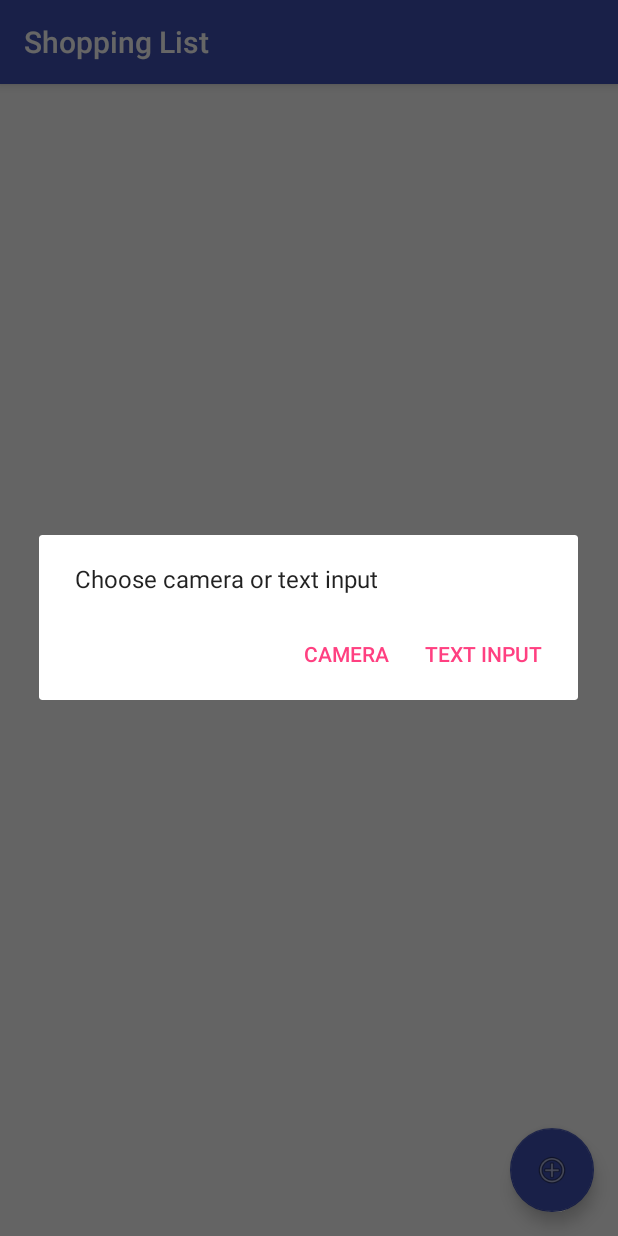
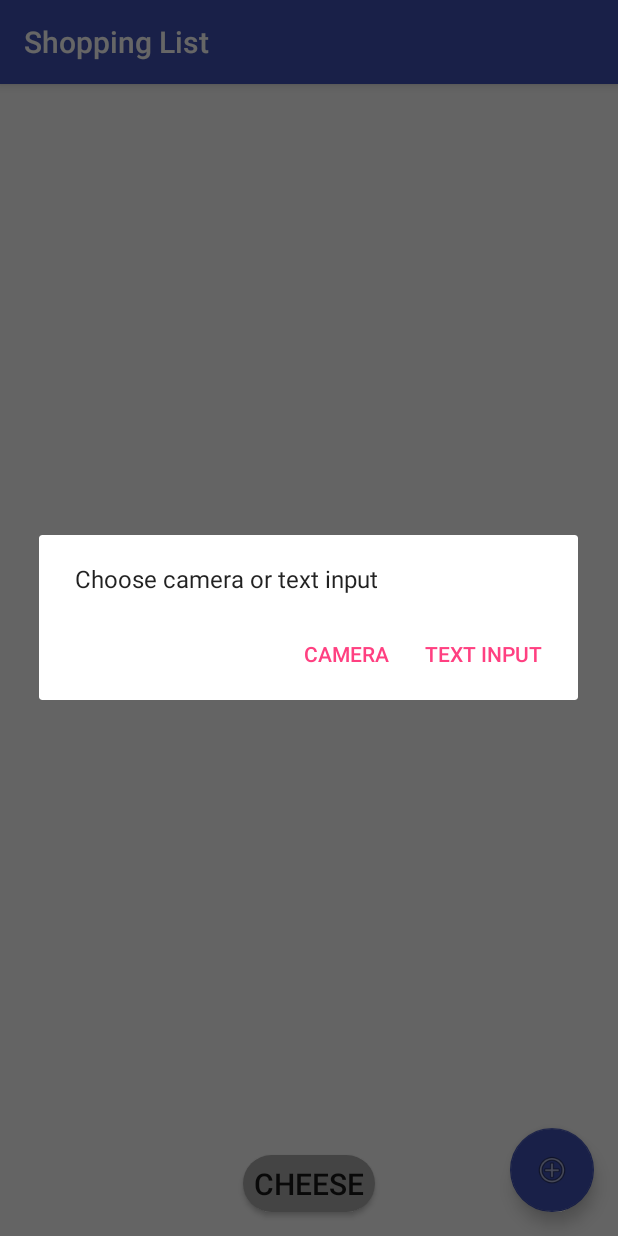
Before and after one commit to DavyShaw/Shopalize, an Android app: the ShoppingList screen opened directly, with no data from a screen before it, after a tap on an icon or button, on a phone screen of 412 x 824 dp. Run offline under Robolectric (Android 15) with nearby library versions, the phone set to English and light mode, and no system bars; libraries missing offline, so code that uses them is left out: com.google.api.client, com.google.api.services.

Commit message:
added some prediction stuff

```diff
--- a/UbiComp/app/build.gradle
+++ b/UbiComp/app/build.gradle
@@ -37,6 +37,7 @@ dependencies {
     compile 'com.google.http-client:google-http-client-gson:1.20.0' exclude module: 'httpclient'
     compile 'com.google.apis:google-api-services-vision:v1-rev2-1.21.0'
 
+    compile 'com.jjoe64:graphview:4.2.1'
 
     compile 'com.google.android.gms:play-services-vision:10.0.0'
 
--- a/UbiComp/app/src/main/AndroidManifest.xml
+++ b/UbiComp/app/src/main/AndroidManifest.xml
@@ -51,7 +51,11 @@
         <meta-data
         android:name="com.google.android.gms.vision.DEPENDENCIES"
         android:value="ocr"/>
-
+        <activity
+            android:name=".StatsActivity"
+            android:label="StatsActivity"
+            android:parentActivityName=".HomeActivity"
+            android:theme="@style/AppTheme.NoActionBar"/>
 
     </application>
 
--- a/UbiComp/app/src/main/java/com/example/jakek/ubicomp/DBHandler.java
+++ b/UbiComp/app/src/main/java/com/example/jakek/ubicomp/DBHandler.java
@@ -9,7 +9,6 @@ import android.content.Context;
 import android.database.Cursor;
 import android.database.sqlite.SQLiteDatabase;
 import android.database.sqlite.SQLiteOpenHelper;
-import android.provider.BaseColumns;
 
 import java.util.ArrayList;
 import java.util.List;
@@ -17,7 +16,7 @@ import java.util.List;
 public class DBHandler extends SQLiteOpenHelper {
 
     // Database Version
-    private static final int DATABASE_VERSION = 4;
+    private static final int DATABASE_VERSION = 6;
     // Database Name
     private static final String DATABASE_NAME = "shopsInfo1";
     // Contacts table name
@@ -237,5 +236,35 @@ public class DBHandler extends SQLiteOpenHelper {
     }
 
     // ---------------------------------------------------------------------------------------------
+    public int spendByMonth(String date) {
+        String selectQuery = "SELECT item_price FROM " + TABLE_SHOPS
+                + " WHERE date LIKE '%" + date + "'";
+        SQLiteDatabase db = this.getWritableDatabase();
+        Cursor cursor = db.rawQuery(selectQuery, null);
+
+        int total = 0;
+        if (cursor.moveToFirst()) {
+            do {
+                total += cursor.getInt(0);
+            } while (cursor.moveToNext());
+        }
+        return total;
+    }
+
+    public ArrayList<String> popularity(){
+        String selectQuery = "SELECT item_name, COUNT(item_name) FROM " + TABLE_SHOPS
+                + " GROUP by item_name ORDER BY COUNT(item_name) DESC";
+        SQLiteDatabase db = this.getWritableDatabase();
+        Cursor cursor = db.rawQuery(selectQuery, null);
+
+        ArrayList<String> values = new ArrayList<>();
+
+        if (cursor.moveToFirst()) {
+            do {
+                values.add(cursor.getString(0));
+            } while (cursor.moveToNext());
+        }
+        return values;
+    }
 
 }
--- a/UbiComp/app/src/main/java/com/example/jakek/ubicomp/HomeActivity.java
+++ b/UbiComp/app/src/main/java/com/example/jakek/ubicomp/HomeActivity.java
@@ -25,6 +25,10 @@ public class HomeActivity extends AppCompatActivity {
                 break;
             case R.id.ShoppingListPicture:
                 startActivity(new Intent(this, ShoppingList.class));
+                break;
+            case R.id.statsPicture:
+                startActivity(new Intent(this, StatsActivity.class));
+
         }
     }
 
--- a/UbiComp/app/src/main/java/com/example/jakek/ubicomp/ReceiptHistory.java
+++ b/UbiComp/app/src/main/java/com/example/jakek/ubicomp/ReceiptHistory.java
@@ -13,6 +13,7 @@ import android.support.annotation.NonNull;
 import android.support.design.widget.FloatingActionButton;
 import android.support.v4.content.FileProvider;
 import android.support.v7.app.AppCompatActivity;
+import android.text.method.ScrollingMovementMethod;
 import android.util.Log;
 import android.view.Menu;
 import android.view.MenuInflater;
@@ -73,6 +74,7 @@ public class ReceiptHistory extends AppCompatActivity implements AdapterView.OnI
         setContentView(R.layout.activity_receipt_history);
 
         scanResults = (TextView) findViewById(R.id.results);
+        scanResults.setMovementMethod(new ScrollingMovementMethod());
 
 
         FloatingActionButton fab = (FloatingActionButton) findViewById(R.id.fab);
--- a/UbiComp/app/src/main/java/com/example/jakek/ubicomp/ShoppingList.java
+++ b/UbiComp/app/src/main/java/com/example/jakek/ubicomp/ShoppingList.java
@@ -125,6 +125,13 @@ public class ShoppingList extends AppCompatActivity {
 //                populateShoppingList();
 //            }
 //        });
+        Button suggest = (Button) findViewById(R.id.suggestion);
+        ArrayList<String> values = DBHandler.popularity();
+        for (String value: values){
+            Toast.makeText(this, value, Toast.LENGTH_LONG);
+            Log.i("OVERHERE", value);
+        }
+        suggest.setText("Cheese");
     }
 
     // ---------------------------------------------------------------------------------------------
@@ -150,7 +157,6 @@ public class ShoppingList extends AppCompatActivity {
                 .setNegativeButton("Cancel", null)
                 .create();
         dialog.show();
-        ;
     }
 
     // ---------------------------------------------------------------------------------------------
--- /dev/null
+++ b/UbiComp/app/src/main/res/drawable/button.xml
@@ -0,0 +1,7 @@
+<?xml version="1.0" encoding="utf-8"?>
+<shape xmlns:android="http://schemas.android.com/apk/res/android"
+    android:shape="rectangle" android:padding="10dp">
+    <!-- you can use any color you want I used here gray color-->
+    <solid android:color="#ABABAB"/>
+    <corners android:radius="20dp"/>
+</shape>
--- a/UbiComp/app/src/main/res/layout/activity_receipt_history.xml
+++ b/UbiComp/app/src/main/res/layout/activity_receipt_history.xml
@@ -11,7 +11,11 @@
     <TextView
         android:id="@+id/results"
         android:layout_width="wrap_content"
-        android:layout_height="wrap_content" />
+        android:layout_height="wrap_content"
+        android:maxLines = "1000"
+        android:gravity="center"
+        android:scrollbars = "vertical"
+        />
 
     <android.support.design.widget.FloatingActionButton
         android:id="@+id/fab"
--- a/UbiComp/app/src/main/res/layout/activity_shopping_list.xml
+++ b/UbiComp/app/src/main/res/layout/activity_shopping_list.xml
@@ -5,6 +5,8 @@
     android:layout_width="match_parent"
     android:layout_height="match_parent"
     tools:context="com.example.jakek.ubicomp.ShoppingList">
+
+
 
     <android.support.design.widget.FloatingActionButton
         android:id="@+id/addShoppingListButton"
@@ -28,4 +30,20 @@
         app:layout_constraintStart_toStartOf="parent"
         app:layout_constraintTop_toTopOf="parent" />
 
+    <Button
+        android:id="@+id/suggestion"
+        android:layout_width="wrap_content"
+        android:layout_height="wrap_content"
+        android:minHeight="32dp"
+        android:background="@drawable/button"
+        android:layout_marginBottom="16dp"
+        android:clickable="true"
+        android:focusable="true"
+        app:layout_constraintBottom_toBottomOf="parent"
+        app:layout_constraintRight_toRightOf="parent"
+        app:layout_constraintLeft_toLeftOf="parent"
+        android:textSize="20dp"
+        android:padding="5dp"
+        />
+
 </android.support.constraint.ConstraintLayout>
--- a/UbiComp/app/src/main/res/menu/menu_bar.xml
+++ b/UbiComp/app/src/main/res/menu/menu_bar.xml
@@ -6,4 +6,7 @@
 
     <item android:id="@+id/ShoppingList"
         android:title="Shopping List" />
+    <item android:id="@+id/StatsPage"
+        android:title="Statistics"/>
+
 </menu>
```
Also changed, not shown: UbiComp/app/src/main/java/com/example/jakek/ubicomp/StatsActivity.java (added, +95 -0 lines), UbiComp/app/src/main/res/layout/activity_stats.xml (added, +66 -0 lines), UbiComp/app/src/main/res/layout/graph_activity.xml (added, +11 -0 lines).
